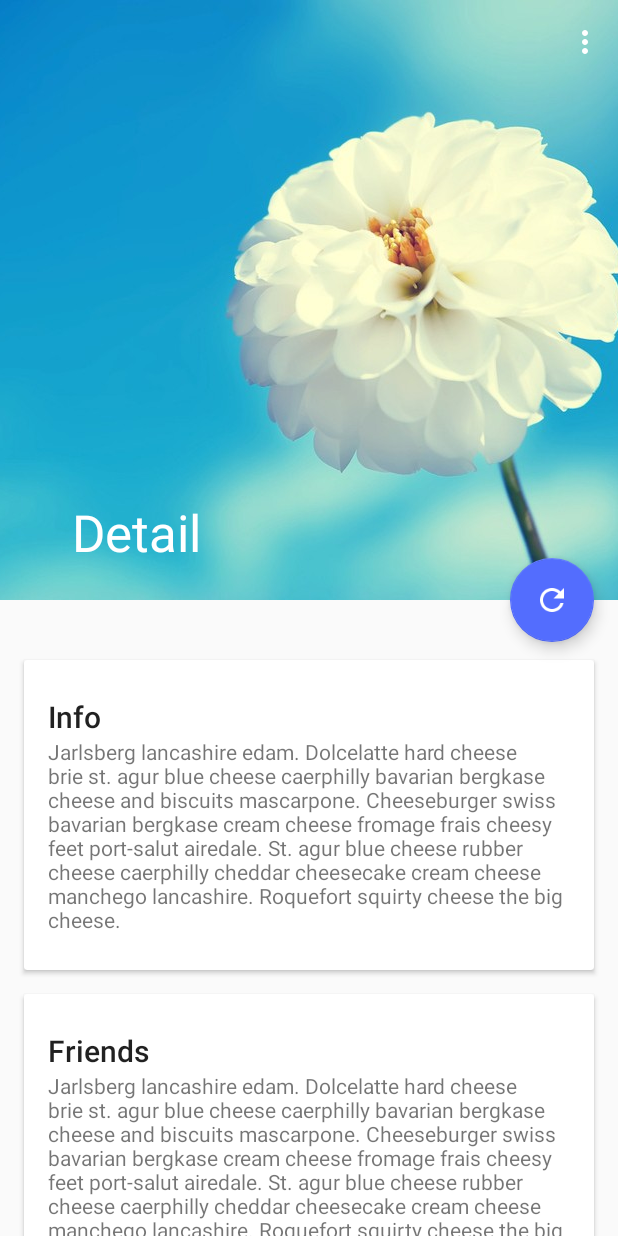
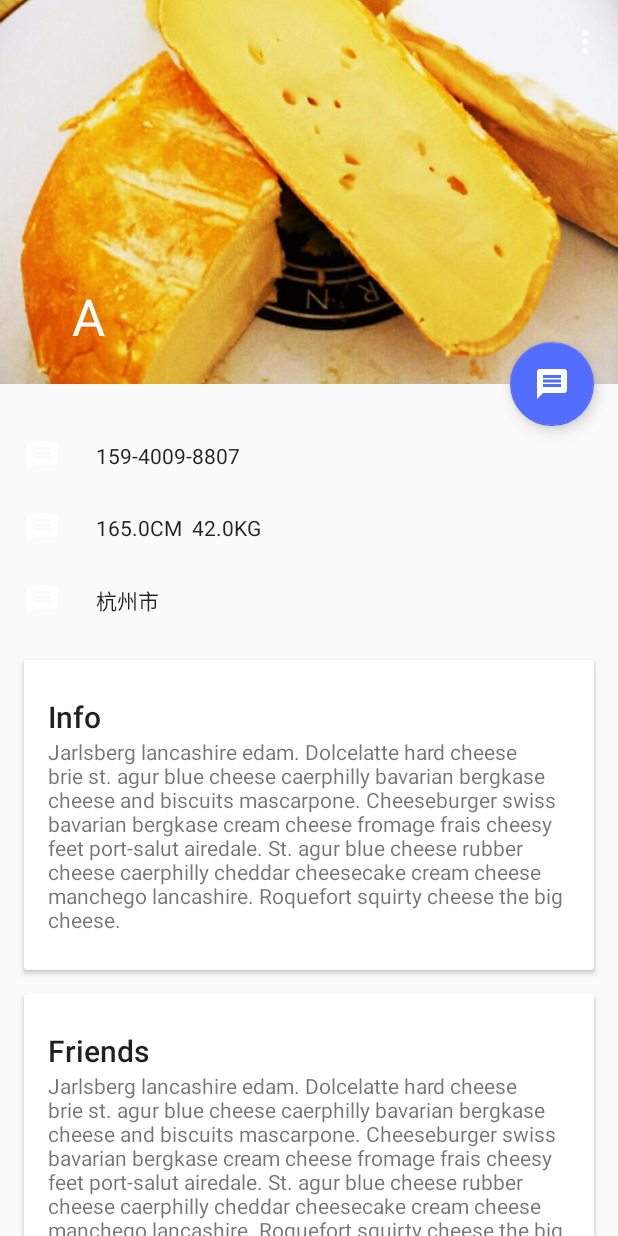
Before and after one commit to AaronChanSunny/TaoMM, an Android app: the screen it shows after launch (DetailActivity), after a tap on an icon or button, on a phone screen of 412 x 824 dp. Run offline under Robolectric (Android 15) with nearby library versions, the phone set to English and light mode, and no system bars.

Commit message:
Add MM info

```diff
--- a/app/src/main/java/com/aaron/taomm/SimpleAdapter.java
+++ b/app/src/main/java/com/aaron/taomm/SimpleAdapter.java
@@ -56,7 +56,9 @@ public class SimpleAdapter extends RecyclerView.Adapter<SimpleAdapter.ViewHolder
         @Override
         public void onClick(View v) {
             if (v instanceof CardView) {
-                mContext.startActivity(new Intent(mContext, DetailActivity.class));
+                Intent intent = new Intent(mContext, DetailActivity.class);
+                intent.putExtra(DetailActivity.EXTRA_NAME, mDatas.get(getLayoutPosition()));
+                mContext.startActivity(intent);
             }
         }
     }
--- a/app/src/main/res/layout/activity_detail.xml
+++ b/app/src/main/res/layout/activity_detail.xml
@@ -9,7 +9,7 @@
     <android.support.design.widget.AppBarLayout
         android:id="@+id/appbar"
         android:layout_width="match_parent"
-        android:layout_height="wrap_content"
+        android:layout_height="@dimen/detail_backdrop_height"
         android:theme="@style/Base.ThemeOverlay.AppCompat.Dark.ActionBar">
 
         <android.support.design.widget.CollapsingToolbarLayout
@@ -18,8 +18,8 @@
             android:layout_height="match_parent"
             android:fitsSystemWindows="true"
             app:contentScrim="?attr/colorPrimary"
-            app:expandedTitleMarginEnd="64dp"
-            app:expandedTitleMarginStart="48dp"
+            app:expandedTitleMarginEnd="64dip"
+            app:expandedTitleMarginStart="48dip"
             app:layout_scrollFlags="scroll|exitUntilCollapsed">
 
             <ImageView
@@ -28,7 +28,7 @@
                 android:layout_height="match_parent"
                 android:fitsSystemWindows="true"
                 android:scaleType="centerCrop"
-                android:src="@drawable/drop"
+                android:src="@drawable/cheese_1"
                 app:layout_collapseMode="parallax"/>
 
             <android.support.v7.widget.Toolbar
@@ -51,7 +51,73 @@
             android:layout_width="match_parent"
             android:layout_height="match_parent"
             android:orientation="vertical"
-            android:paddingTop="24dp">
+            android:paddingTop="24dip">
+
+            <LinearLayout
+                android:layout_width="match_parent"
+                android:layout_height="@dimen/body_height"
+                android:gravity="center_vertical"
+                android:orientation="horizontal">
+
+                <ImageView
+                    android:layout_width="wrap_content"
+                    android:layout_height="wrap_content"
+                    android:paddingLeft="@dimen/padding_left"
+                    android:paddingRight="24dip"
+                    android:src="@drawable/ic_discuss"/>
+
+                <TextView
+                    android:layout_width="0dip"
+                    android:layout_weight="1"
+                    android:layout_height="wrap_content"
+                    android:text="159-4009-8807"
+                    android:textAppearance="@style/TextAppearance.AppCompat.Body1"/>
+
+            </LinearLayout>
+
+            <LinearLayout
+                android:layout_width="match_parent"
+                android:layout_height="@dimen/body_height"
+                android:gravity="center_vertical"
+                android:orientation="horizontal">
+
+                <ImageView
+                    android:layout_width="wrap_content"
+                    android:layout_height="wrap_content"
+                    android:paddingLeft="@dimen/padding_left"
+                    android:paddingRight="24dip"
+                    android:src="@drawable/ic_discuss"/>
+
+                <TextView
+                    android:layout_width="0dip"
+                    android:layout_weight="1"
+                    android:layout_height="wrap_content"
+                    android:text="165.0CM  42.0KG"
+                    android:textAppearance="@style/TextAppearance.AppCompat.Body1"/>
+
+            </LinearLayout>
+
+            <LinearLayout
+                android:layout_width="match_parent"
+                android:layout_height="@dimen/body_height"
+                android:gravity="center_vertical"
+                android:orientation="horizontal">
+
+                <ImageView
+                    android:layout_width="wrap_content"
+                    android:layout_height="wrap_content"
+                    android:paddingLeft="@dimen/padding_left"
+                    android:paddingRight="24dip"
+                    android:src="@drawable/ic_discuss"/>
+
+                <TextView
+                    android:layout_width="0dip"
+                    android:layout_weight="1"
+                    android:layout_height="wrap_content"
+                    android:text="杭州市"
+                    android:textAppearance="@style/TextAppearance.AppCompat.Body1"/>
+
+            </LinearLayout>
 
             <android.support.v7.widget.CardView
                 style="@style/Widget.CardView"
@@ -136,7 +202,7 @@
         android:layout_width="wrap_content"
         android:layout_height="wrap_content"
         android:layout_margin="@dimen/fab_margin"
-        android:src="@drawable/ic_refresh_white_24dp"
+        android:src="@drawable/ic_discuss"
         app:layout_anchor="@id/appbar"
         app:layout_anchorGravity="right|bottom"/>
 
--- a/app/src/main/res/layout/activity_main.xml
+++ b/app/src/main/res/layout/activity_main.xml
@@ -32,7 +32,7 @@
         android:layout_width="wrap_content"
         android:layout_height="wrap_content"
         android:layout_margin="@dimen/fab_margin"
-        android:src="@drawable/ic_refresh_white_24dp"
+        android:src="@drawable/ic_done"
         app:borderWidth="0dip"
         app:layout_anchor="@id/recycleView"
         app:layout_anchorGravity="right|bottom"/>
--- a/app/src/main/res/values/dimens.xml
+++ b/app/src/main/res/values/dimens.xml
@@ -7,4 +7,9 @@
     <dimen name="card_content_margin_right">16dip</dimen>
     <dimen name="card_content_margin_top">24dip</dimen>
     <dimen name="card_content_margin_bottom">24dip</dimen>
+    <dimen name="detail_backdrop_height">256dip</dimen>
+    <dimen name="padding_left">16dip</dimen>
+    <dimen name="padding_right">16dip</dimen>
+    <dimen name="subhead_height">56dip</dimen>
+    <dimen name="body_height">48dip</dimen>
 </resources>
```
Also changed, not shown: app/src/main/res/drawable-hdpi/drop.jpg (deleted), app/src/main/res/drawable-hdpi/ic_discuss.png (added), app/src/main/res/drawable-hdpi/ic_done.png (added), app/src/main/res/drawable-hdpi/ic_refresh_white_24dp.png (deleted), app/src/main/res/drawable-mdpi/ic_discuss.png (added), app/src/main/res/drawable-mdpi/ic_done.png (added), app/src/main/res/drawable-xhdpi/ic_discuss.png (added), app/src/main/res/drawable-xhdpi/ic_done.png (added), app/src/main/res/drawable-xxhdpi/ic_discuss.png (added), app/src/main/res/drawable-xxhdpi/ic_done.png (added), app/src/main/res/drawable/cheese_1.jpg (added), app/src/main/res/drawable/cheese_2.jpg (added), app/src/main/res/drawable/cheese_3.jpg (added), app/src/main/res/drawable/cheese_4.jpg (added), 1 more files.
